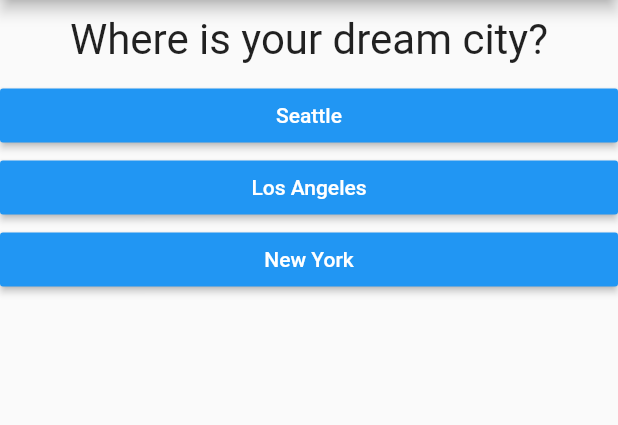
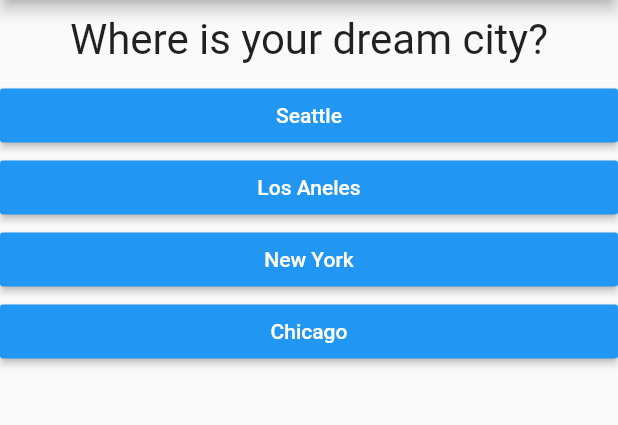
Before and after one commit to tdbranham/First-Flutter, a Flutter app: the screen it shows after launch, after a tap on "East Coast", on a phone screen of 412 x 824 dp, the part 84-509 px from its top. Run offline on Flutter 3.47's test engine with Material 2 defaults, Android fonts, the phone set to English and light mode, and no system bars.

```diff
--- a/lib/main.dart
+++ b/lib/main.dart
@@ -20,21 +20,45 @@ class _TannersAppState extends State<TannersApp> {
   final _questions = const [
     {
       'questionText': 'What US region did you grow up in?',
-      'answers': ['East Coast', 'West Coast', 'South', 'Midwest'],
+      'answers': [
+        {'text': 'East Coast', 'score': 10},
+        {'text': 'West Coast', 'score': 7},
+        {'text': 'South', 'score': 2},
+        {'text': 'Midwest', 'score': 5}
+      ],
     },
     {
       'questionText': 'Where is your dream city?',
-      'answers': ['Seattle', 'Los Angeles', 'New York'],
+      'answers': [
+        {'text': 'Seattle', 'score': 10},
+        {'text': 'Los Aneles', 'score': 7},
+        {'text': 'New York', 'score': 2},
+        {'text': 'Chicago', 'score': 5}
+      ],
     },
     {
       'questionText': 'What is your favorite color?',
-      'answers': ['Blue', 'Green', 'Red'],
+      'answers': [
+        {'text': 'Red', 'score': 10},
+        {'text': 'Blue', 'score': 7},
+        {'text': 'Green', 'score': 2},
+        {'text': 'Purple', 'score': 5}
+      ],
     }
   ];
 
   var _questionIndex = 0;
+  var _totalScore = 0;
 
-  void _answerQuestion() {
+  void _resetQuiz() {
+    setState(() {
+    _questionIndex = 0;
+    _totalScore = 0;
+    });
+  }
+
+  void _answerQuestion(int score) {
+    _totalScore += score;
     setState(() {
       _questionIndex = _questionIndex + 1;
     });
@@ -59,7 +83,7 @@ class _TannersAppState extends State<TannersApp> {
                 questionIndex: _questionIndex,
                 questions: _questions,
               )
-            : Result(),
+            : Result(_totalScore, _resetQuiz),
       ),
     );
   }
--- a/lib/quiz.dart
+++ b/lib/quiz.dart
@@ -20,8 +20,8 @@ class Quiz extends StatelessWidget {
         Question(
           questions[questionIndex]['questionText'],
         ),
-        ...(questions[questionIndex]['answers'] as List<String>).map((answer) {
-          return Answer(answerQuestion, answer);
+        ...(questions[questionIndex]['answers'] as List<Map<String, Object>>).map((answer) {
+          return Answer(() => answerQuestion(answer['score']), answer['text']);
         }).toList()
       ],
     );
```
Also changed, not shown: lib/result.dart (+35 -1 lines).
